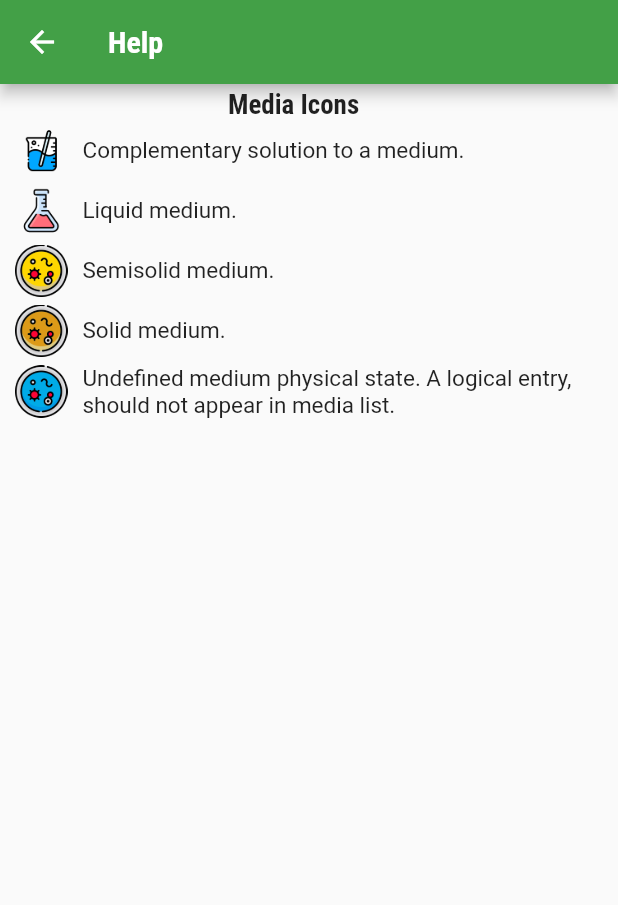
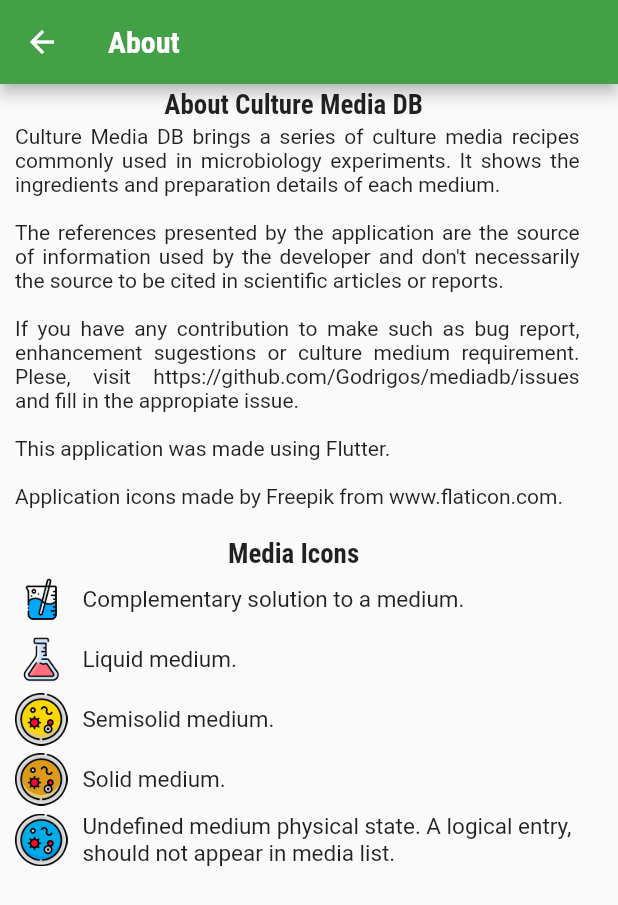
Before and after one commit to Godrigos/mediadb, a Flutter app: the HelpScreen screen opened by its route, on a phone screen of 412 x 824 dp. Shown: the top 905 px of the screen. Run offline on Flutter 3.47's test engine with Material 2 defaults, Android fonts, the phone set to English and light mode, and no system bars; our stand-ins replace cloud_firestore, firebase_core, google_mobile_ads, hive, hive_flutter; accounts and stored records are empty; generated files the repository leaves out were written again.

Commit message:
about screen new content

```diff
--- a/lib/l10n/app_en.arb
+++ b/lib/l10n/app_en.arb
@@ -51,7 +51,7 @@
     "@undefined": {
       "description": "A medium physical state."
     },
-    "help": "Help",
+    "help": "About",
     "@help": {
       "description": "Help screen title."
     },
@@ -110,5 +110,13 @@
     "use": "Common Use",
     "@use": {
       "description": "Use button text."
+    },
+    "aboutApp": "About Culture Media DB",
+    "@aboutApp": {
+      "description": "About the application text title."
+    },
+    "aboutDetails": "Culture Media DB brings a series of culture media recipes commonly used in microbiology experiments. It shows the ingredients and preparation details of each medium.\n\nThe references presented by the application are the source of information used by the developer and don't necessarily the source to be cited in scientific articles or reports.\n\n If you have any contribution to make such as bug report, enhancement sugestions or culture medium requirement. Plese, visit https://github.com/Godrigos/mediadb/issues and fill in the appropiate issue.\n\nThis application was made using Flutter.\n\nApplication icons made by Freepik from www.flaticon.com.\n",
+    "@aboutDetails": {
+      "description": "About the application text."
     }
 }
--- a/lib/l10n/app_pt.arb
+++ b/lib/l10n/app_pt.arb
@@ -12,7 +12,7 @@
     "semisolid": "Meio semi-sólido.",
     "solid": "Meio sólido.",
     "undefined": "Estado do meio indefinido. Uma entrada lógica, não deve aparecer na lista de meios.",
-    "help": "Ajuda",
+    "help": "Sobre",
     "helpIcons": "Ícones dos Meios",
     "nothing": "Nenhuma receita disponível",
     "favorite": "Favoritos",
@@ -26,5 +26,7 @@
     "zero": "Entre um valor maior que zero",
     "error": "Erro",
     "errormsg": "Faltam alguns detalhes para esse meio.",
-    "use": "Uso Comum"
+    "use": "Uso Comum",
+    "aboutApp": "Sobre o Culture Media DB",
+    "aboutDetails": "Culture Media DB  traz uma série de receitas de meios de cultura comuns em experimentos de microbiologia. Ele mostra os ingredientes necessários e o modo de preparo de cada meio.\n\nAs referências apresentadas no aplicativo indicam a fonte da informação usada pelo desenvolvedor e não necessariamente a fonte a ser citada em relatórios ou artigos cintíficos.\n\nSe você tem qualquer contribuição a fazer como relatar um problema, segerir melhorias ou solicitar um meio de cultura. Por favor, visite https://github.com/Godrigos/mediadb/issues e preencha o formulário apropriado.\n\nEste aplicativo foi feito usando Flutter.\n\nOs ícones do aplicativo foram criados pela Freepik a partir da www.flaticon.com.\n"
 }
--- a/lib/views/help_screen.dart
+++ b/lib/views/help_screen.dart
@@ -14,6 +14,23 @@ class HelpScreen extends StatelessWidget {
           width: MediaQuery.of(context).size.width * 0.95,
           child: Column(
             children: [
+              Container(
+                margin: const EdgeInsets.symmetric(vertical: 3),
+                child: Text(
+                  AppLocalizations.of(context)!.aboutApp,
+                  style: Theme.of(context).textTheme.headline6,
+                ),
+              ),
+              Padding(
+                padding: const EdgeInsets.only(
+                  left: 10,
+                  right: 5,
+                ),
+                child: Text(
+                  AppLocalizations.of(context)!.aboutDetails,
+                  textAlign: TextAlign.justify,
+                ),
+              ),
               Container(
                 margin: const EdgeInsets.symmetric(vertical: 3),
                 child: Text(
--- a/pubspec.yaml
+++ b/pubspec.yaml
@@ -15,7 +15,7 @@ publish_to: 'none' # Remove this line if you wish to publish to pub.dev
 # In iOS, build-name is used as CFBundleShortVersionString while build-number used as CFBundleVersion.
 # Read more about iOS versioning at
 # https://developer.apple.com/library/archive/documentation/General/Reference/InfoPlistKeyReference/Articles/CoreFoundationKeys.html
-version: 2.0.0+2
+version: 2.0.1+2
 
 environment:
   sdk: ">=2.12.0 <3.0.0"
```
Also changed, not shown: lib/views/medium_detail_screen.dart (+4 -4 lines).
